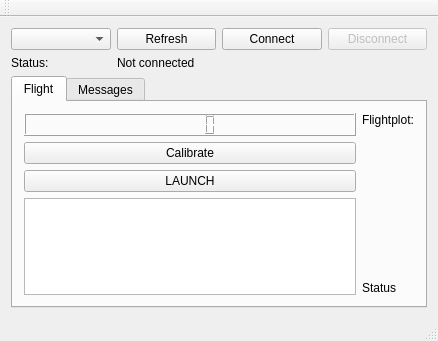
First picture: the form in mainwindow.ui, repository janblumenkamp/rocketUI, before the edit.
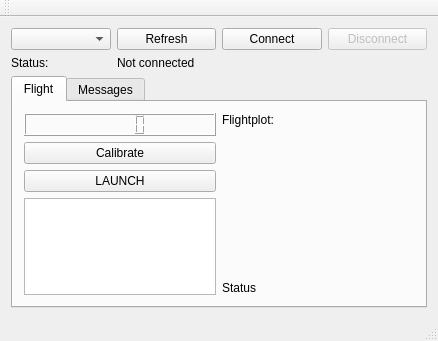
Second picture: the form after the edit. Custom widgets are drawn as their Qt base class.

Commit message: Implemented main parts of the model for the table to display the messages. Connection to comm interface not yet implemented.

The edit to the form file:
```diff
--- a/mainwindow.ui
+++ b/mainwindow.ui
@@ -72,27 +72,27 @@
        <attribute name="title">
         <string>Flight</string>
        </attribute>
-       <layout class="QHBoxLayout" name="horizontalLayout">
+       <layout class="QHBoxLayout" name="horizontalLayout" stretch="1,1">
         <item>
-         <layout class="QVBoxLayout" name="group_data" stretch="1,0,0,0">
-          <item>
+         <layout class="QGridLayout" name="gridLayout_3">
+          <item row="0" column="0">
            <widget class="QLCDNumber" name="lcd_timer"/>
           </item>
-          <item>
+          <item row="1" column="0">
            <widget class="QPushButton" name="btn_calibrate">
             <property name="text">
              <string>Calibrate</string>
             </property>
            </widget>
           </item>
-          <item>
+          <item row="2" column="0">
            <widget class="QPushButton" name="btn_launch">
             <property name="text">
              <string>LAUNCH</string>
             </property>
            </widget>
           </item>
-          <item>
+          <item row="3" column="0">
            <widget class="QTableView" name="tbl_flightdata"/>
           </item>
          </layout>
```
The commit also changes 6 other files.
